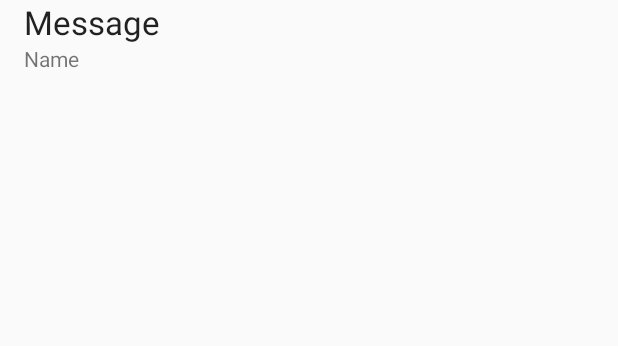
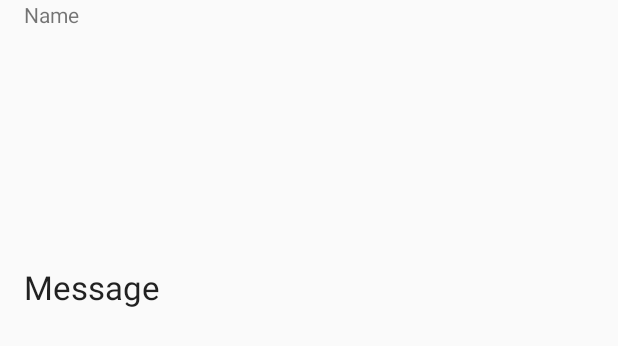
Before and after one commit to k870611/FriendlyChat, an Android app: the layout item_message.xml on its own in the app's theme, with its tools: preview values and no code run, on a phone screen of 412 x 824 dp. Shown: the top 346 px of the screen. Run offline under Robolectric (Android 15) with nearby library versions, the phone set to English and light mode, and no system bars.

```diff
--- a/app/src/main/res/layout/item_message.xml
+++ b/app/src/main/res/layout/item_message.xml
@@ -7,20 +7,6 @@
               android:layout_marginStart="@dimen/activity_horizontal_margin"
               android:orientation="vertical">
 
-    <ImageView
-        android:id="@+id/photoImageView"
-        android:layout_width="match_parent"
-        android:layout_height="wrap_content"
-        android:adjustViewBounds="true" />
-
-    <TextView
-        android:id="@+id/messageTextView"
-        android:layout_width="wrap_content"
-        android:layout_height="wrap_content"
-        android:layout_weight="0"
-        android:textAppearance="?android:attr/textAppearanceLarge"
-        tools:text="Message" />
-
     <TextView
         android:id="@+id/nameTextView"
         android:layout_width="wrap_content"
@@ -29,4 +15,22 @@
         android:textAppearance="?android:attr/textAppearanceSmall"
         tools:text="Name" />
 
+    <ImageView
+        android:id="@+id/photoImageView"
+        android:layout_width="150dp"
+        android:layout_height="150dp"
+        android:adjustViewBounds="true"
+        android:layout_marginLeft="70dp"
+        android:layout_marginTop="7dp"/>
+
+    <TextView
+        android:id="@+id/messageTextView"
+        android:layout_width="wrap_content"
+        android:layout_height="wrap_content"
+        android:layout_weight="0"
+        android:textAppearance="?android:attr/textAppearanceLarge"
+        tools:text="Message"/>
+
+
+
 </LinearLayout>
```
